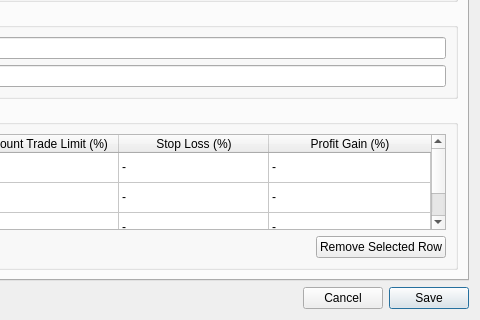
Qt form ui/settings.ui (DavidCdev/IBKR-trading-application) before a commit; both pictures show x 216 to 696 and y 135 to 455 of the 696 by 455 pixel window.
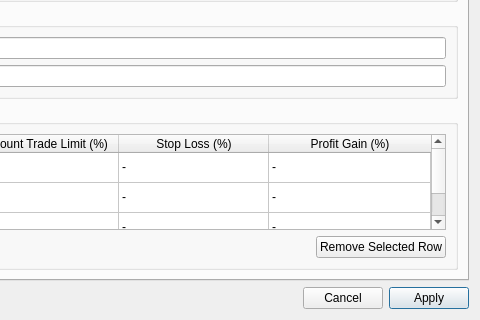
The same form after that commit. The open tabs and pages were chosen to show the change. Icons and pictures are not drawn.

Commit message: chore: update GUI Style

```diff
--- a/ui/settings.ui
+++ b/ui/settings.ui
@@ -594,7 +594,7 @@
      <item>
       <widget class="QPushButton" name="saveButton">
        <property name="text">
-        <string>Save</string>
+        <string>Apply</string>
        </property>
        <property name="default">
         <bool>true</bool>
```
Left out of the diff: 2 changed lines with no effect on the pictures. The commit also changes 3 other files.
